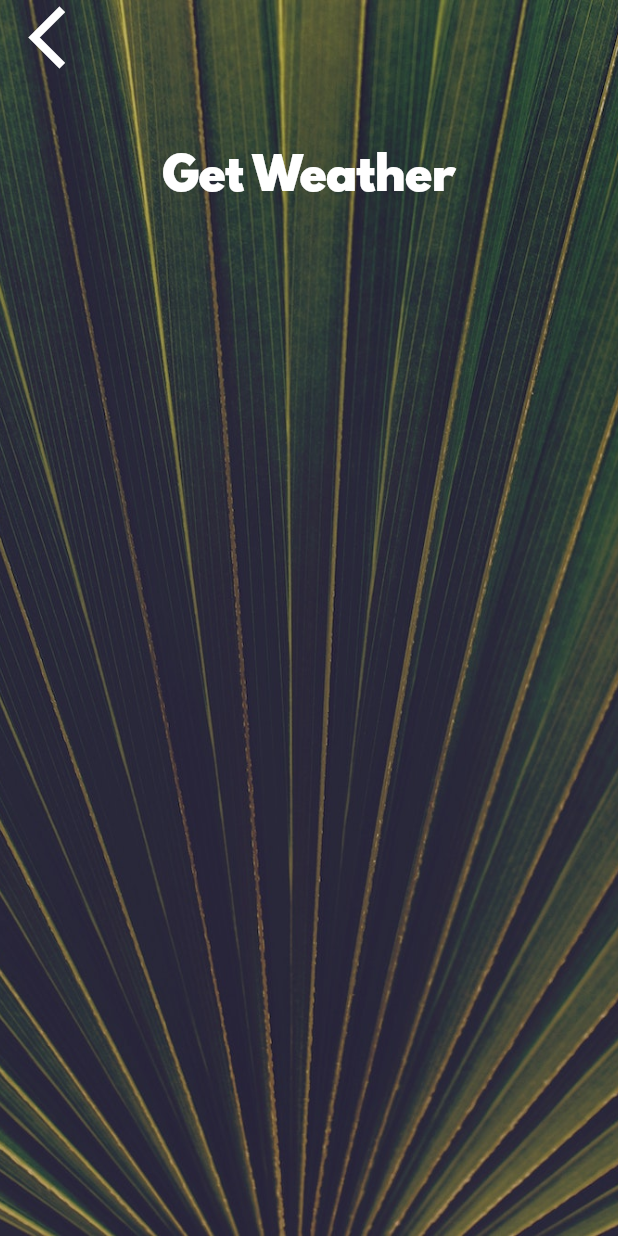
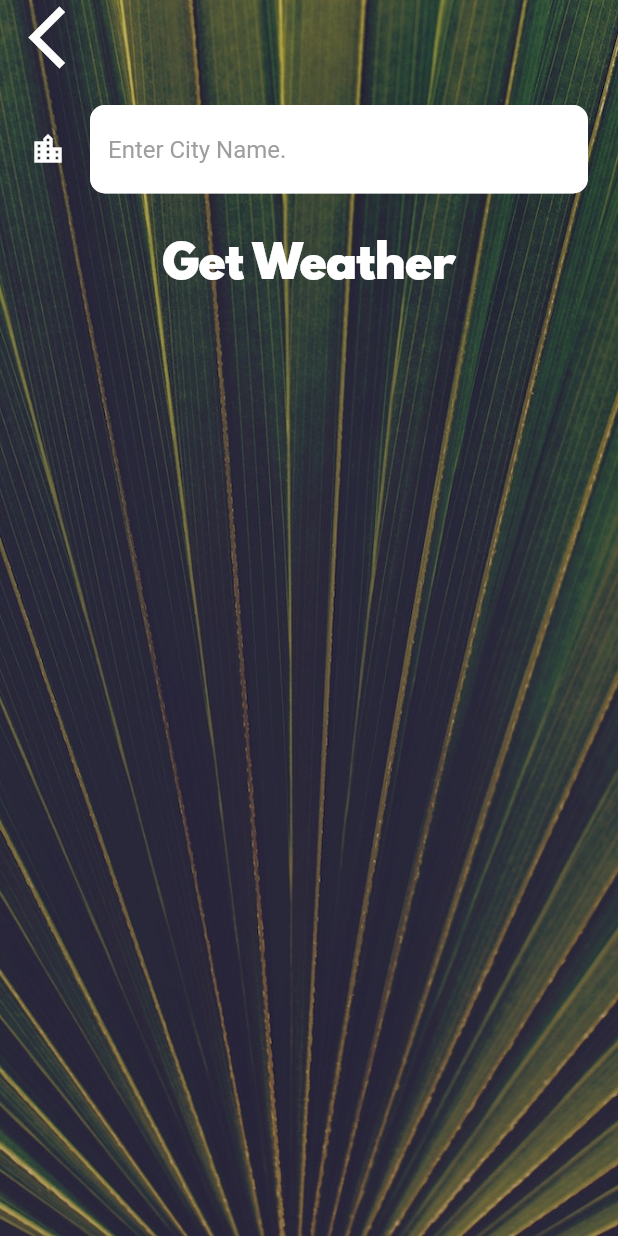
Before and after one commit to suesalito/ClimaApp, a Flutter app: the CityScreen screen opened directly, on a phone screen of 412 x 824 dp. Run offline on Flutter 3.47's test engine with Material 2 defaults, Android fonts, the phone set to English and light mode, and no system bars; our stand-ins replace flutter_spinkit, geolocator.

Commit message:
commit code in the middle

```diff
--- a/lib/screens/city_screen.dart
+++ b/lib/screens/city_screen.dart
@@ -7,6 +7,7 @@ class CityScreen extends StatefulWidget {
 }
 
 class _CityScreenState extends State<CityScreen> {
+  String inputCityName = '';
   @override
   Widget build(BuildContext context) {
     return Scaffold(
@@ -24,7 +25,9 @@ class _CityScreenState extends State<CityScreen> {
               Align(
                 alignment: Alignment.topLeft,
                 child: FlatButton(
-                  onPressed: () {},
+                  onPressed: () {
+                    Navigator.pop(context);
+                  },
                   child: Icon(
                     Icons.arrow_back_ios,
                     size: 50.0,
@@ -33,10 +36,19 @@ class _CityScreenState extends State<CityScreen> {
               ),
               Container(
                 padding: EdgeInsets.all(20.0),
-                child: null,
+                child: TextField(
+                  style: TextStyle(color: Colors.black),
+                  decoration: kTextInputDecoration,
+                  onChanged: (value) {
+                    print(value);
+                    inputCityName = value;
+                  },
+                ),
               ),
               FlatButton(
-                onPressed: () {},
+                onPressed: () {
+                  Navigator.pop(context, inputCityName);
+                },
                 child: Text(
                   'Get Weather',
                   style: kButtonTextStyle,
--- a/lib/services/weather.dart
+++ b/lib/services/weather.dart
@@ -3,7 +3,7 @@ import 'package:clima/services/location.dart';
 import 'package:clima/services/networking.dart';
 
 class WeatherModel {
-  getWeatherdata() async {
+  Future<dynamic> getWeatherdata() async {
     Location location = Location();
     await location.getLocation(); // wait until the postion has been returned.
 
--- a/lib/utilities/constants.dart
+++ b/lib/utilities/constants.dart
@@ -18,3 +18,16 @@ const kButtonTextStyle = TextStyle(
 const kConditionTextStyle = TextStyle(
   fontSize: 100.0,
 );
+
+const kTextInputDecoration = InputDecoration(
+  filled: true,
+  fillColor: Colors.white,
+  icon: Icon(Icons.location_city, color: Colors.white),
+  hintText: 'Enter City Name.',
+  hintStyle: TextStyle(color: Colors.grey),
+  border: OutlineInputBorder(
+    borderRadius: BorderRadius.all(
+      Radius.circular(10),
+    ),
+  ),
+);
```
Also changed, not shown: lib/screens/location_screen.dart (+30 -2 lines), 1 other file.
